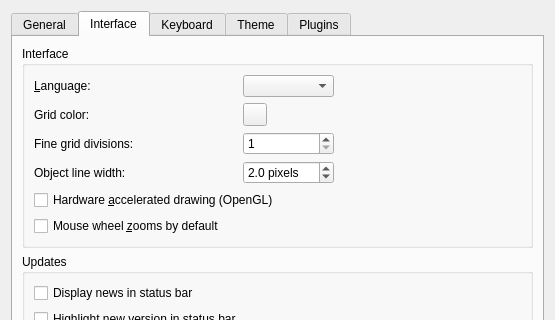
The window that src/tiled/preferencesdialog.ui (mapeditor/tiled) describes before a commit, drawn with Qt 5; both pictures show x 0 to 555 and y 0 to 320 of the 555 by 646 pixel window.
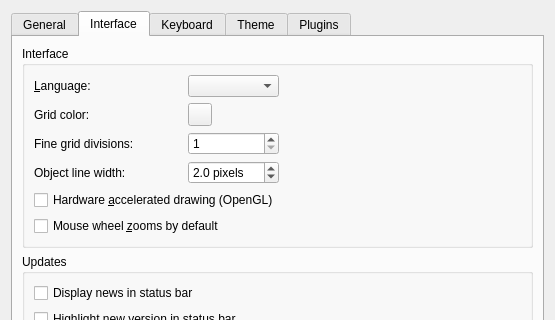
The same window after the commit. The open tabs and pages were chosen to show the change. Custom widgets are drawn as their Qt base class.

Commit message:
Preferences dialog: Stretch the wheelZoomsByDefault checkbox label
If the translation is long, it would stretch the dialog.

This makes the label the same size as the accelerated rendering one.

Patch:
```diff
--- a/src/tiled/preferencesdialog.ui
+++ b/src/tiled/preferencesdialog.ui
@@ -225,7 +225,7 @@
             </property>
            </widget>
           </item>
-          <item row="6" column="0">
+          <item row="6" column="0" colspan="4">
            <widget class="QCheckBox" name="wheelZoomsByDefault">
             <property name="text">
              <string>Mouse wheel &amp;zooms by default</string>
```
